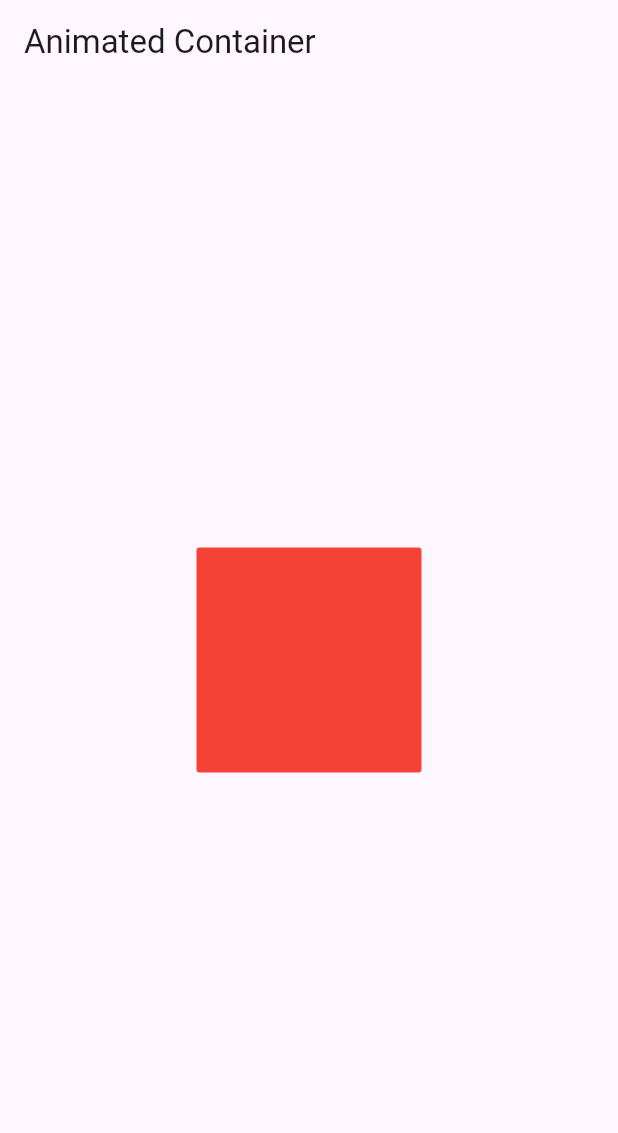
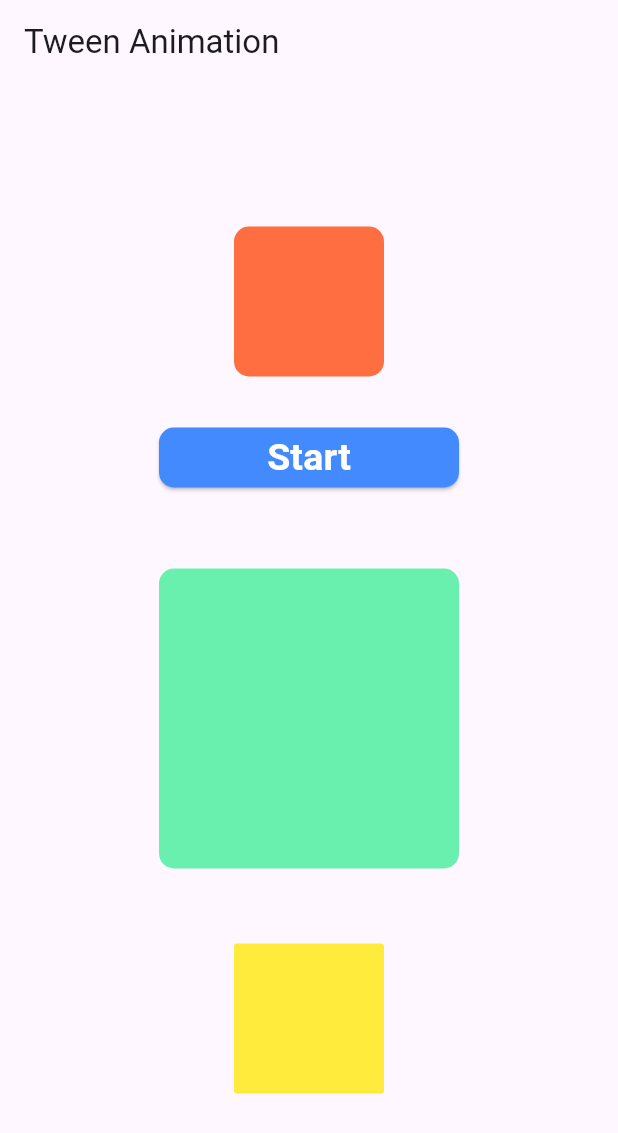
Before and after one commit to rahulkumardev24/Flutter-All-Animation-, a Flutter app: the screen it shows after launch, on a phone screen of 412 x 824 dp. Shown: the top 1133 px of the screen. Run offline on Flutter 3.47's test engine with Material 3 defaults, Android fonts, the light colour scheme and no system bars.

Commit message:
Animation Controller || & || Tween Animation || DONE

```diff
--- /dev/null
+++ b/lib/Tween_animation/tween_animation_screen.dart
@@ -0,0 +1,128 @@
+import 'package:flutter/material.dart';
+
+class TweenAnimationScreen extends StatefulWidget {
+  const TweenAnimationScreen({super.key});
+
+  @override
+  State<TweenAnimationScreen> createState() => _TweenAnimationScreenState();
+}
+
+class _TweenAnimationScreenState extends State<TweenAnimationScreen>
+    with SingleTickerProviderStateMixin {
+  AnimationController? animationController;
+
+  /// for height and width
+  Animation<double>? heightWidthAnimation;
+
+  /// for color
+  Animation<Color?>? colorAnimation;
+
+  /// for border radius
+  Animation<double>? borderRadiusAnimation;
+
+  @override
+  void initState() {
+    super.initState();
+    animationController =
+        AnimationController(vsync: this, duration: Duration(seconds: 2));
+
+    /// height and width animation ,,, begin mens start height // with , end means end width .// height
+    heightWidthAnimation = Tween<double>(
+      begin: 100,
+      end: 300,
+    ).animate(animationController!);
+
+    /// for color
+    colorAnimation =
+        ColorTween(begin: Colors.greenAccent, end: Colors.deepPurple)
+            .animate(animationController!);
+
+    /// for border radius
+    borderRadiusAnimation =
+        Tween<double>(begin: 2.0, end: 90.0).animate(animationController!);
+
+    animationController!.addListener(() {
+      setState(() {});
+    });
+  }
+
+  @override
+  Widget build(BuildContext context) {
+    return Scaffold(
+      appBar: AppBar(
+        title: const Text("Tween Animation"),
+      ),
+      body: Center(
+          child: SingleChildScrollView(
+        child: Column(
+          mainAxisAlignment: MainAxisAlignment.center,
+          children: [
+            Container(
+              width: heightWidthAnimation!.value,
+              height: heightWidthAnimation!.value,
+              decoration: BoxDecoration(
+                  color: Colors.deepOrangeAccent,
+                  borderRadius: BorderRadius.circular(10)),
+            ),
+            const SizedBox(
+              height: 30,
+            ),
+            SizedBox(
+              width: 200,
+              child: ElevatedButton(
+                  onPressed: () {
+                    animationController!.repeat(reverse: true);
+                  },
+                  style: ElevatedButton.styleFrom(
+                      shape: RoundedRectangleBorder(
+                          borderRadius: BorderRadius.circular(10)),
+                      backgroundColor: Colors.blueAccent),
+                  child: const Text(
+                    "Start",
+                    style: TextStyle(
+                        fontWeight: FontWeight.bold,
+                        fontSize: 25,
+                        color: Colors.white),
+                  )),
+            ),
+
+            const SizedBox(
+              height: 50,
+            ),
+
+            /// height /// width with color
+
+            Container(
+              width: 200,
+              height: 200,
+              decoration: BoxDecoration(
+                  color: colorAnimation!.value,
+                  borderRadius: BorderRadius.circular(10)),
+            ),
+
+            const SizedBox(
+              height: 50,
+            ),
+
+            /// for border radius
+            Container(
+              width: 100,
+              height: 100,
+              decoration: BoxDecoration(
+                  color: Colors.yellow,
+                  borderRadius:
+                      BorderRadius.circular(borderRadiusAnimation!.value)),
+            ),
+          ],
+        ),
+      )),
+    );
+  }
+}
+
+/// in this video we implement TWEEN Animation
+/// Tween All Animation
+/// like , height , width , size , color , border radius ....... etc
+/// simple
+/// step flow
+/// final check
--- a/lib/main.dart
+++ b/lib/main.dart
@@ -1,5 +1,7 @@
 import 'package:flutter/material.dart';
+import 'package:flutter_all_animation/Animated_controller/animation_controller_screen.dart';
 import 'package:flutter_all_animation/Opacity_animation/opacity_animation_screen.dart';
+import 'package:flutter_all_animation/Tween_animation/tween_animation_screen.dart';
 import 'package:flutter_all_animation/align_animation/align_animation_screen.dart';
 import 'package:flutter_all_animation/animated_container/animated_container_screen.dart';
 import 'package:flutter_all_animation/cross_fade_animation/cross_fade_animation_screen.dart';
@@ -26,7 +28,7 @@ class MyApp extends StatelessWidget {
         colorScheme: ColorScheme.fromSeed(seedColor: Colors.deepPurple),
         useMaterial3: true,
       ),
-      home: AnimatedContainerScreen(),
+      home: TweenAnimationScreen(),
     );
   }
 }
```
Also changed, not shown: lib/Animated_controller/animation_controller_screen.dart (added, +69 -0 lines).
